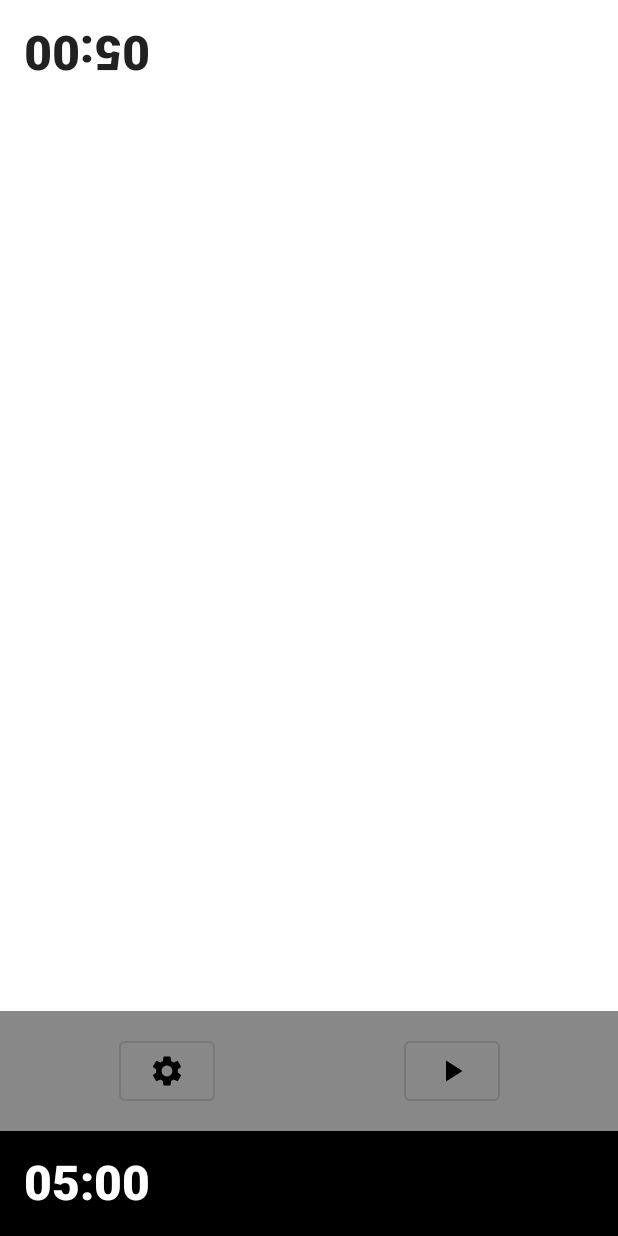
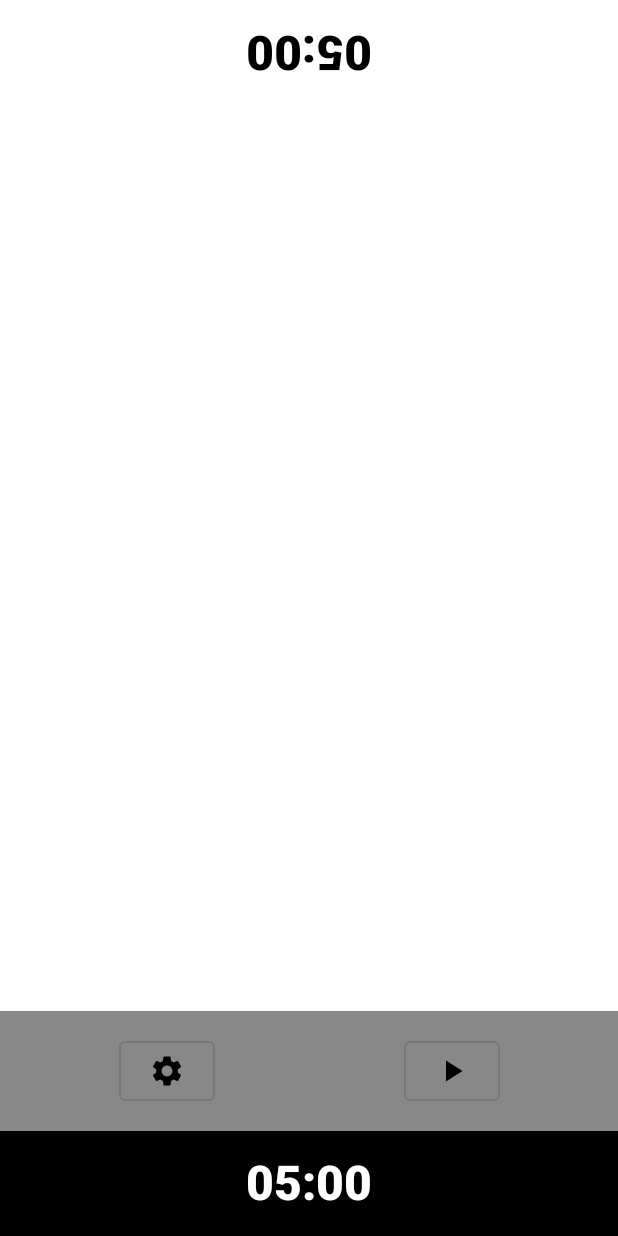
Before and after one commit to DouglasCF/Chess-Clock, an Android app built with Jetpack Compose: the screen it shows after launch (MainActivity), after a tap on an icon or button, on a phone screen of 412 x 824 dp. Run offline under Robolectric (Android 15) with nearby library versions, the phone set to English and light mode, and no system bars; our stand-ins replace Dagger/Hilt's generated code.

Commit message:
[CC-11] Add incremental time
- Refactor and created the TimeText.

```diff
--- a/androidApp/src/main/java/br/com/fornaro/chessclock/android/ui/home/HomeScreen.kt
+++ b/androidApp/src/main/java/br/com/fornaro/chessclock/android/ui/home/HomeScreen.kt
@@ -2,16 +2,13 @@ package br.com.fornaro.chessclock.android.ui.home
 
 import androidx.compose.foundation.Image
 import androidx.compose.foundation.background
-import androidx.compose.foundation.clickable
 import androidx.compose.foundation.layout.Arrangement
-import androidx.compose.foundation.layout.Box
 import androidx.compose.foundation.layout.Column
 import androidx.compose.foundation.layout.Row
 import androidx.compose.foundation.layout.fillMaxWidth
 import androidx.compose.foundation.layout.padding
 import androidx.compose.material.ButtonDefaults
 import androidx.compose.material.OutlinedButton
-import androidx.compose.material.Text
 import androidx.compose.material.icons.Icons
 import androidx.compose.material.icons.filled.Pause
 import androidx.compose.material.icons.filled.PlayArrow
@@ -20,14 +17,11 @@ import androidx.compose.runtime.Composable
 import androidx.compose.runtime.LaunchedEffect
 import androidx.compose.runtime.collectAsState
 import androidx.compose.runtime.getValue
-import androidx.compose.ui.Alignment
 import androidx.compose.ui.Modifier
 import androidx.compose.ui.draw.rotate
 import androidx.compose.ui.graphics.Color
 import androidx.compose.ui.platform.LocalContext
-import androidx.compose.ui.text.font.FontWeight
 import androidx.compose.ui.tooling.preview.Preview
-import androidx.compose.ui.unit.sp
 import androidx.hilt.navigation.compose.hiltViewModel
 import br.com.fornaro.chessclock.Game
 import br.com.fornaro.chessclock.android.theme.Dimens
@@ -47,7 +41,8 @@ fun HomeScreen(viewModel: HomeViewModel = hiltViewModel()) {
                     delay(Game.delay)
                     viewModel.decreaseWhiteTime()
                 }
-        }}
+            }
+        }
     }
 
     LaunchedEffect(LocalContext.current) {
@@ -57,7 +52,8 @@ fun HomeScreen(viewModel: HomeViewModel = hiltViewModel()) {
                     delay(Game.delay)
                     viewModel.decreaseBlackTime()
                 }
-        }}
+            }
+        }
     }
 
     Content(
@@ -76,25 +72,14 @@ private fun Content(
     onBlackPressedClock: () -> Unit = {},
 ) {
 
-    val modifier = Modifier
-        .fillMaxWidth()
-        .padding(Dimens.default)
-
     Column {
-        Box(
-            modifier = Modifier
-                .background(Color.White)
-                .clickable { onWhitePressedClock() }
-                .then(if (game.isWhiteMove) modifier.weight(1f) else modifier)
-                .rotate(180f),
-            contentAlignment = Alignment.BottomEnd
-        ) {
-            Text(
+        TimeText(
+            onClickAction = onWhitePressedClock,
+            backgroundColor = Color.White,
+            modifier = (if (game.isWhiteMove) Modifier.weight(1f) else Modifier).rotate(180f),
             text = game.whiteTimeRemainingString,
-                fontWeight = FontWeight.Black,
-                fontSize = 32.sp,
+            textColor = Color.Black,
         )
-        }
 
         Row(
             modifier = Modifier
@@ -118,20 +103,13 @@ private fun Content(
             }
         }
 
-        Box(
-            modifier = Modifier
-                .background(Color.Black)
-                .clickable { onBlackPressedClock() }
-                .then(if (!game.isWhiteMove) modifier.weight(1f) else modifier),
-            contentAlignment = Alignment.BottomStart
-        ) {
-            Text(
+        TimeText(
+            onClickAction = onBlackPressedClock,
+            backgroundColor = Color.Black,
+            modifier = if (!game.isWhiteMove) Modifier.weight(1f) else Modifier,
             text = game.blackTimeRemainingString,
-                fontWeight = FontWeight.Black,
-                fontSize = 32.sp,
-                color = Color.White,
+            textColor = Color.White,
         )
-        }
     }
 }
 
--- /dev/null
+++ b/androidApp/src/main/java/br/com/fornaro/chessclock/android/ui/home/TimeText.kt
@@ -0,0 +1,41 @@
+package br.com.fornaro.chessclock.android.ui.home
+
+import androidx.compose.foundation.background
+import androidx.compose.foundation.clickable
+import androidx.compose.foundation.layout.Box
+import androidx.compose.foundation.layout.fillMaxWidth
+import androidx.compose.foundation.layout.padding
+import androidx.compose.material.Text
+import androidx.compose.runtime.Composable
+import androidx.compose.ui.Alignment
+import androidx.compose.ui.Modifier
+import androidx.compose.ui.graphics.Color
+import androidx.compose.ui.text.font.FontWeight
+import androidx.compose.ui.text.style.TextAlign
+import androidx.compose.ui.unit.sp
+import br.com.fornaro.chessclock.android.theme.Dimens
+
+@Composable
+fun TimeText(
+    modifier: Modifier = Modifier,
+    backgroundColor: Color,
+    onClickAction: () -> Unit = {},
+    text: String,
+    textColor: Color,
+) {
+    Box(
+        contentAlignment = Alignment.BottomCenter,
+        modifier = Modifier
+            .background(backgroundColor)
+            .fillMaxWidth()
+            .clickable { onClickAction() }
+            .padding(Dimens.default)
+            .then(modifier)) {
+        Text(
+            text = text,
+            fontWeight = FontWeight.Black,
+            fontSize = 32.sp,
+            color = textColor,
+        )
+    }
+}
```
Lines whose indentation alone changed are shown as unchanged.
